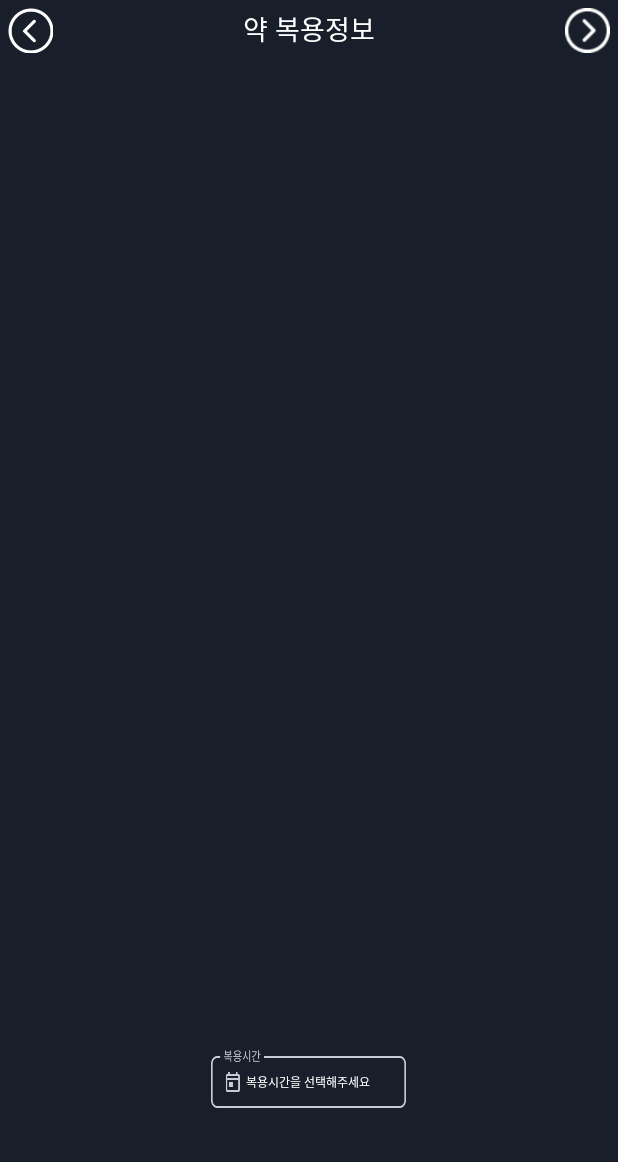
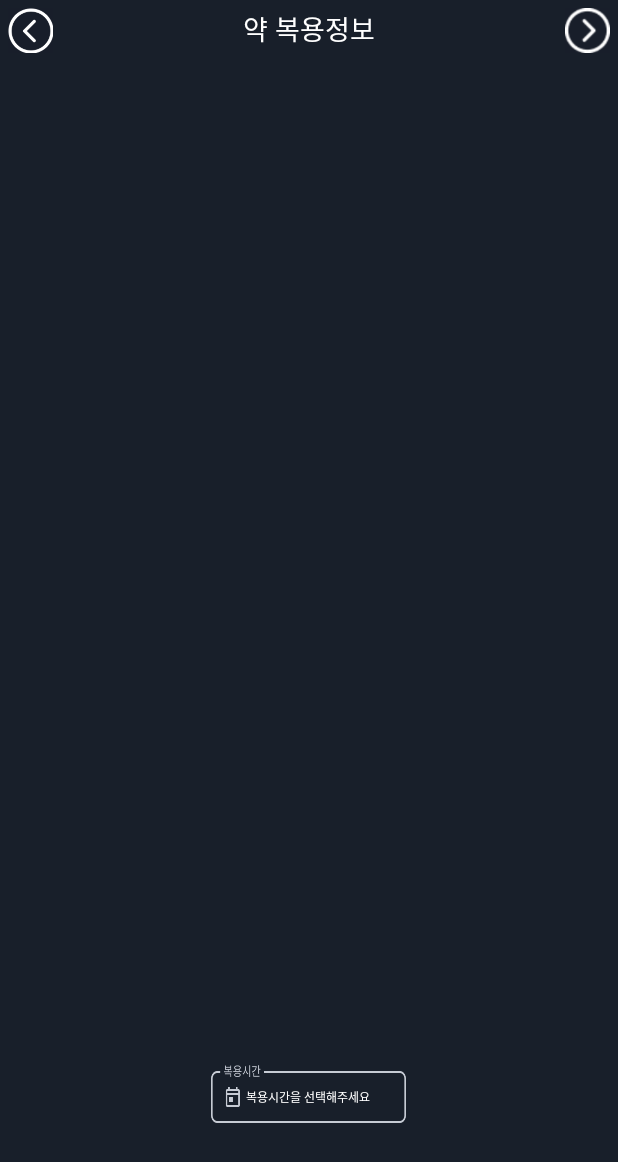
Before and after one commit to CokeLee777/Parkinson-Diary, an Android app: the DiarySettingActivity02_2 screen opened directly, with no data from a screen before it, on a phone screen of 412 x 824 dp. Shown: the top 1162 px of the screen. Run offline under Robolectric (Android 15) with nearby library versions, the phone set to English and light mode, and no system bars; plain views replace BoxInsetLayout.

Commit message:
revise some code

```diff
--- a/AndroidApp/app/src/main/java/healthcare/severance/parkinson/activity/diary/DiarySettingActivity01.kt
+++ b/AndroidApp/app/src/main/java/healthcare/severance/parkinson/activity/diary/DiarySettingActivity01.kt
@@ -81,7 +81,7 @@ class DiarySettingActivity01 : AppCompatActivity() {
 
             //선택한 시간 Display
             button.text = SimpleDateFormat("HH:mm").format(cal.time)
-            button.setTextSize(TypedValue.COMPLEX_UNIT_SP, 10f)
+            button.setTextSize(TypedValue.COMPLEX_UNIT_SP, 8f)
         }
     }
 
--- a/AndroidApp/app/src/main/java/healthcare/severance/parkinson/controller/MedicineNotificationController.kt
+++ b/AndroidApp/app/src/main/java/healthcare/severance/parkinson/controller/MedicineNotificationController.kt
@@ -56,7 +56,6 @@ class MedicineNotificationController(private val context: Context){
         .setSmallIcon(R.drawable.medicine_notification_icon)
         .setContentTitle(title)
         .setPriority(NotificationCompat.PRIORITY_HIGH)
-        .setContentIntent(pendingIntent)
         .setDeleteIntent(pendingIntent)
         .setSound(RingtoneManager.getDefaultUri(RingtoneManager.TYPE_NOTIFICATION))
         .setVibrate(longArrayOf(500, 500, 500, 500, 500, 500, 500, 500, 500))
--- a/AndroidApp/app/src/main/res/layout/activity_diary_setting02_2.xml
+++ b/AndroidApp/app/src/main/res/layout/activity_diary_setting02_2.xml
@@ -52,7 +52,7 @@
         <LinearLayout
             android:id="@+id/linearLayout"
             android:layout_width="match_parent"
-            android:layout_height="120dp"
+            android:layout_height="110dp"
             android:orientation="vertical"
             app:layout_anchor="@+id/dTitle"
             app:layout_anchorGravity="bottom|center">
--- a/AndroidApp/app/src/main/res/values/strings.xml
+++ b/AndroidApp/app/src/main/res/values/strings.xml
@@ -14,4 +14,5 @@
 
     <string name="hello_first_fragment">Hello first fragment</string>
     <string name="hello_second_fragment">Hello second fragment. Arg: %1$s</string>
+    <string name="medicine_count_form_hint">복용횟수를 입력하세요</string>
 </resources>
```
Also changed, not shown: 2 other files.
